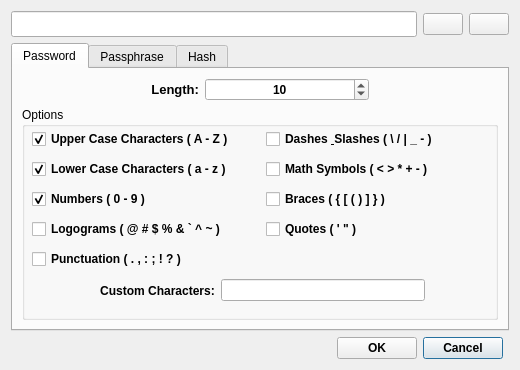
Old version of the form Forms/PasswordGenerator.ui in the repository AdrianoGoede/PassForge.
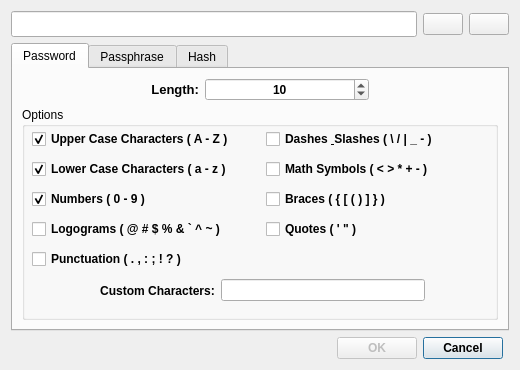
New version of the form. The open tabs and pages were chosen to show the change. Icons and pictures are not drawn.

```diff
--- a/Forms/PasswordGenerator.ui
+++ b/Forms/PasswordGenerator.ui
@@ -115,6 +115,9 @@
    </item>
    <item row="2" column="1">
     <widget class="QPushButton" name="OkPushButton">
+     <property name="enabled">
+      <bool>false</bool>
+     </property>
      <property name="sizePolicy">
       <sizepolicy hsizetype="Maximum" vsizetype="Fixed">
        <horstretch>0</horstretch>
```
Left out of the diff: 2 changed lines with no effect on the pictures.
